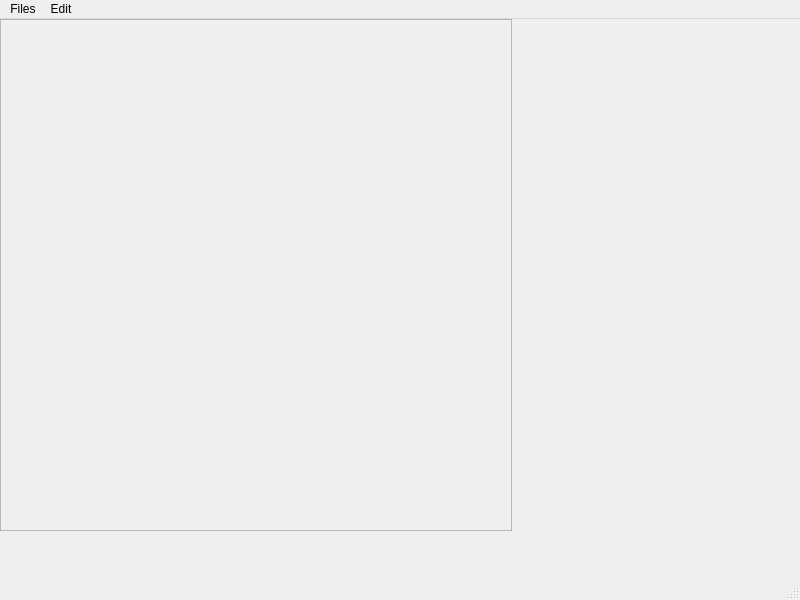
Above: src/ImageViewer.ui from PlutoniumHeart/DICOM_VIEWER before the change. Below: the same form after it.
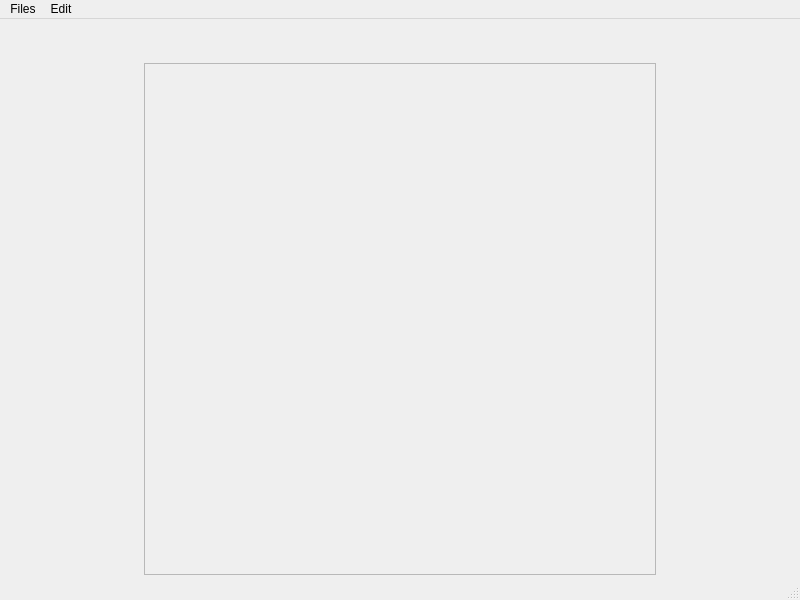
That is the form after the change.

Diff of the .ui file:
```diff
--- a/src/ImageViewer.ui
+++ b/src/ImageViewer.ui
@@ -17,8 +17,8 @@
    <widget class="QLabel" name="imageLabel">
     <property name="geometry">
      <rect>
-      <x>0</x>
-      <y>0</y>
+      <x>144</x>
+      <y>44</y>
       <width>512</width>
       <height>512</height>
      </rect>
@@ -30,8 +30,8 @@
    <widget class="QScrollArea" name="scrollArea">
     <property name="geometry">
      <rect>
-      <x>0</x>
-      <y>0</y>
+      <x>144</x>
+      <y>44</y>
       <width>512</width>
       <height>512</height>
      </rect>
@@ -39,6 +39,9 @@
     <property name="widgetResizable">
      <bool>true</bool>
     </property>
+    <property name="alignment">
+     <set>Qt::AlignCenter</set>
+    </property>
     <widget class="QWidget" name="scrollAreaWidgetContents_3">
      <property name="geometry">
       <rect>
```
